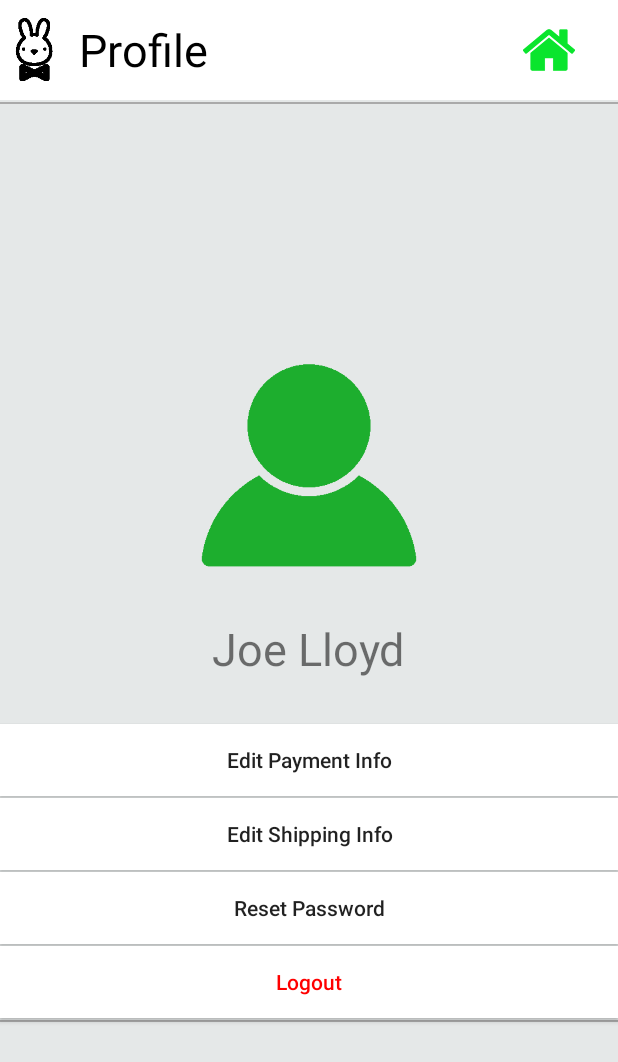
After one commit to estebanreyl/conejo-android, an Android app: the profileActivity screen opened directly, with no data from a screen before it, on a phone screen of 412 x 824 dp. The commit adds this screen. Shown: the top 1062 px of the screen. Run offline under Robolectric (Android 15) with nearby library versions, the phone set to English and light mode, and no system bars.

Commit message:
Added Profile activity

```diff
--- a/app/src/main/AndroidManifest.xml
+++ b/app/src/main/AndroidManifest.xml
@@ -1,7 +1,9 @@
 <?xml version="1.0" encoding="utf-8"?>
 <manifest xmlns:android="http://schemas.android.com/apk/res/android"
     package="conejo.stanford.conejo">
+
     <uses-permission android:name="android.permission.CAMERA" />
+
     <uses-feature android:name="android.hardware.camera" />
 
     <application
@@ -9,6 +11,7 @@
         android:icon="@mipmap/ic_launcher"
         android:label="@string/app_name"
         android:roundIcon="@mipmap/ic_launcher_round"
+        android:screenOrientation="portrait"
         android:supportsRtl="true"
         android:theme="@style/AppTheme.NoActionBar">
         <activity
@@ -25,7 +28,8 @@
             </intent-filter>
         </activity>
         <activity android:name=".SimilarItems" />
-        <activity android:name=".AddItem"></activity>
+        <activity android:name=".AddItem" />
+        <activity android:name=".profileActivity"></activity>
     </application>
 
 </manifest>
--- a/app/src/main/java/conejo/stanford/conejo/AddItem.java
+++ b/app/src/main/java/conejo/stanford/conejo/AddItem.java
@@ -25,9 +25,11 @@ public class AddItem extends AppCompatActivity {
         mCamera = getCameraInstance();
 
         // Create our Preview view and set it as the content of our activity.
+        mCamera.setDisplayOrientation(90);
         mPreview = new CameraPreview(this, mCamera);
         FrameLayout preview = (FrameLayout) findViewById(R.id.camera_preview);
         preview.addView(mPreview);
+
     }
 
     /** A safe way to get an instance of the Camera object. */
--- /dev/null
+++ b/app/src/main/java/conejo/stanford/conejo/profileActivity.java
@@ -0,0 +1,13 @@
+package conejo.stanford.conejo;
+
+import android.support.v7.app.AppCompatActivity;
+import android.os.Bundle;
+
+public class profileActivity extends AppCompatActivity {
+
+    @Override
+    protected void onCreate(Bundle savedInstanceState) {
+        super.onCreate(savedInstanceState);
+        setContentView(R.layout.activity_profile);
+    }
+}
--- a/app/src/main/res/layout/activity_add_item.xml
+++ b/app/src/main/res/layout/activity_add_item.xml
@@ -25,4 +25,16 @@
         android:src="@drawable/camera"
         android:text="Capture" />
 
+    <ImageButton
+        android:id="@+id/OverlayItem"
+        android:layout_width="match_parent"
+        android:layout_height="wrap_content"
+        android:layout_centerVertical="true"
+        android:layout_centerHorizontal="true"
+        android:layout_marginBottom="30dp"
+        android:background="@android:color/transparent"
+        android:scaleType="fitCenter"
+        android:src="@drawable/tshirt_canvas"
+        android:text="Capture" />
+
 </RelativeLayout>
--- /dev/null
+++ b/app/src/main/res/layout/activity_profile.xml
@@ -0,0 +1,126 @@
+<?xml version="1.0" encoding="utf-8"?>
+<LinearLayout xmlns:android="http://schemas.android.com/apk/res/android"
+    xmlns:app="http://schemas.android.com/apk/res-auto"
+    xmlns:tools="http://schemas.android.com/tools"
+    android:layout_width="match_parent"
+    android:layout_height="match_parent"
+    tools:context="conejo.stanford.conejo.profileActivity"
+    android:orientation="vertical"
+    android:background="#E5E8E8">
+    <LinearLayout
+        android:layout_height="0px"
+        android:layout_weight="0.8"
+        android:layout_width="match_parent"
+        android:orientation="horizontal"
+        android:background="#FFFFFF">
+
+
+        <ImageView
+            android:layout_width="0dp"
+            android:layout_height="match_parent"
+            android:layout_weight="0.5"
+            android:paddingBottom="10dp"
+            android:paddingTop="10dp"
+            android:scaleType="fitCenter"
+            android:src="@drawable/logo_black_icon"
+            android:visibility="visible" />
+        <TextView
+            android:id="@+id/item_name"
+            android:layout_width="0dp"
+            android:layout_weight="3"
+            android:layout_height="match_parent"
+            android:text="Profile"
+            android:textSize="30dp"
+            android:textColor="#000000"
+            android:paddingLeft="7dp"
+            android:gravity="center|start"/>
+
+        <ImageButton
+            android:gravity="center|start"
+            android:contentDescription="home"
+            android:background="@android:color/transparent"
+            android:src="@drawable/home"
+            android:layout_gravity="center"
+            android:layout_width="0dp"
+            android:padding="16dp"
+            android:layout_height="match_parent"
+            android:layout_weight="1"
+            android:scaleType="fitCenter"
+            android:visibility="visible"/>
+
+    </LinearLayout>
+
+    <View
+        android:layout_width="match_parent"
+        android:layout_marginTop="1dp"
+        android:layout_height="1dp"
+        android:background="@android:color/darker_gray"/>
+
+    <LinearLayout
+        android:layout_weight="9"
+        android:layout_width="match_parent"
+        android:layout_height="0dp"
+        android:orientation="vertical"
+        android:gravity="center"
+        >
+
+
+        <ImageView
+            android:layout_width="200dp"
+            android:layout_height="200dp"
+            android:src="@drawable/profile_large"/>
+        <TextView
+            android:layout_width="wrap_content"
+            android:layout_height="wrap_content"
+            android:text="Joe Lloyd"
+            android:layout_marginBottom="30dp"
+            android:textSize="30sp"/>
+
+
+        <!--Payment Button-->
+        <Button
+            android:layout_width="match_parent"
+            android:layout_height="wrap_content"
+            android:text="Edit Payment Info"
+            android:background="@android:color/white"
+            android:textAllCaps="false"
+            android:layout_marginBottom="1dp"/>
+
+
+        <!--Shipping Button-->
+        <Button
+            android:layout_width="match_parent"
+            android:layout_height="wrap_content"
+            android:text="Edit Shipping Info"
+            android:layout_marginBottom="1dp"
+            android:background="@android:color/white"
+            android:textAllCaps="false"/>
+
+        <!--Password Button-->
+        <Button
+            android:layout_width="match_parent"
+            android:layout_height="wrap_content"
+            android:text="Reset Password"
+            android:layout_marginBottom="1dp"
+            android:background="@android:color/white"
+            android:textAllCaps="false"/>
+
+
+        <!--Logout Button-->
+        <Button
+            android:layout_width="match_parent"
+            android:layout_height="wrap_content"
+            android:text="Logout"
+            android:textColor="#ff0000"
+            android:background="@android:color/white"
+            android:textAllCaps="false"/>
+
+        <View
+            android:layout_width="match_parent"
+            android:layout_marginTop="1dp"
+            android:layout_height="1dp"
+            android:background="@android:color/darker_gray"/>
+
+
+        </LinearLayout>
+</LinearLayout>
```
Also changed, not shown: app/src/main/res/drawable/Icons/home.png (added), app/src/main/res/drawable/Icons/profile_large.png (added), app/src/main/res/drawable/home.png (added), app/src/main/res/drawable/profile_large.png (renamed from app/src/main/res/drawable/Icons/profile.png), app/src/main/res/drawable/tshirt_canvas.png (added).
